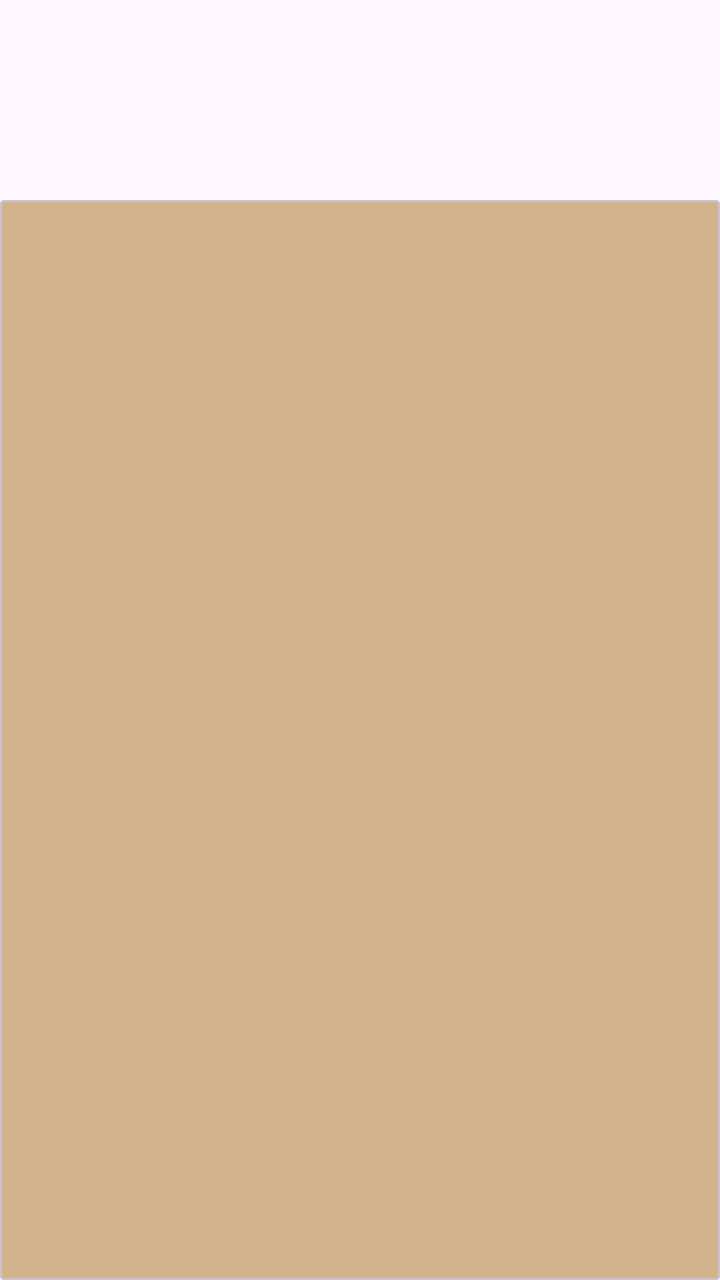
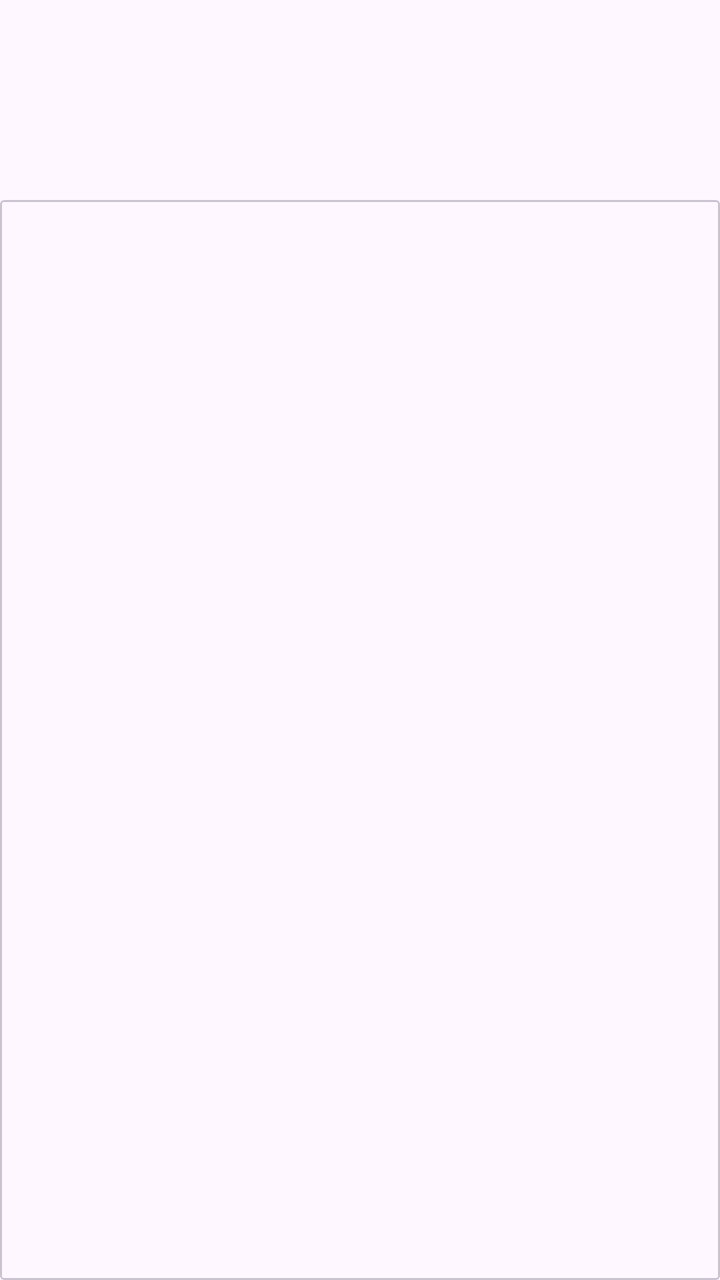

Compare the two renders of this Android layout. The source of the first and the diff that turns it into the second are given below.
<!-- AndroidManifest.xml: application theme Theme.RecipeBookReader -->
<!-- res/layout/book_shelf_item.xml -->
<?xml version="1.0" encoding="utf-8"?>
<androidx.constraintlayout.widget.ConstraintLayout xmlns:android="http://schemas.android.com/apk/res/android"
    xmlns:app="http://schemas.android.com/apk/res-auto"
    android:layout_width="match_parent"
    android:layout_height="match_parent">

    <com.google.android.material.card.MaterialCardView
        android:id="@+id/card_container"
        android:layout_width="0dp"
        android:layout_height="0dp"
        android:layout_marginTop="20dp"
        android:layout_marginBottom="0dp"
        app:cardCornerRadius="2dp"
        app:cardElevation="0dp"
        app:cardUseCompatPadding="false"
        app:layout_constraintBottom_toBottomOf="parent"
        app:layout_constraintDimensionRatio="10:15"
        app:layout_constraintEnd_toEndOf="parent"
        app:layout_constraintStart_toStartOf="parent"
        app:layout_constraintTop_toTopOf="parent"
        app:layout_constraintVertical_bias="1.0">

        <ImageView
            android:id="@+id/bookCover"
            android:layout_width="match_parent"
            android:layout_height="match_parent"
            android:background="#D2B48C"
            android:scaleType="centerCrop" />

    </com.google.android.material.card.MaterialCardView>

</androidx.constraintlayout.widget.ConstraintLayout>
<!-- resources referenced by this layout -->
<resources>
  <style name="Theme.RecipeBookReader" parent="Theme.Material3.DayNight.NoActionBar">
          <item name="colorPrimary">@color/pastel_blue</item>
          <item name="colorPrimaryContainer">@color/pastel_blue</item>
          <item name="colorSecondary">@color/pastel_blue</item>
          <item name="android:statusBarColor">@color/pastel_blue</item>
          <item name="android:navigationBarColor">@color/pastel_blue</item>
          <item name="android:windowDrawsSystemBarBackgrounds">true</item>
          <item name="android:windowLightStatusBar">true</item>
      </style>
  <color name="pastel_blue">#FFC6E2E7</color>
</resources>

<!-- the commit's change to res/layout/book_shelf_item.xml (unified diff, before → after) -->
@@ -10,6 +10,8 @@
         android:layout_height="0dp"
         android:layout_marginTop="20dp"
         android:layout_marginBottom="0dp"
+        android:background="@color/transparent"
+        app:cardBackgroundColor="@android:color/transparent"
         app:cardCornerRadius="2dp"
         app:cardElevation="0dp"
         app:cardUseCompatPadding="false"
@@ -24,7 +26,7 @@
             android:id="@+id/bookCover"
             android:layout_width="match_parent"
             android:layout_height="match_parent"
-            android:background="#D2B48C"
+            android:contentDescription="@string/the_image_of_the_book_cover_on_the_book_shelf"
             android:scaleType="centerCrop" />
 
     </com.google.android.material.card.MaterialCardView>
<!-- resource entries referenced after the edit -->
@@ -1,5 +1,7 @@
 <!-- resources referenced by this layout -->
 <resources>
+  <color name="transparent">#00000000</color>
+  <string name="the_image_of_the_book_cover_on_the_book_shelf">The image of the book cover on the book shelf</string>
   <style name="Theme.RecipeBookReader" parent="Theme.Material3.DayNight.NoActionBar">
           <item name="colorPrimary">@color/pastel_blue</item>
           <item name="colorPrimaryContainer">@color/pastel_blue</item>
